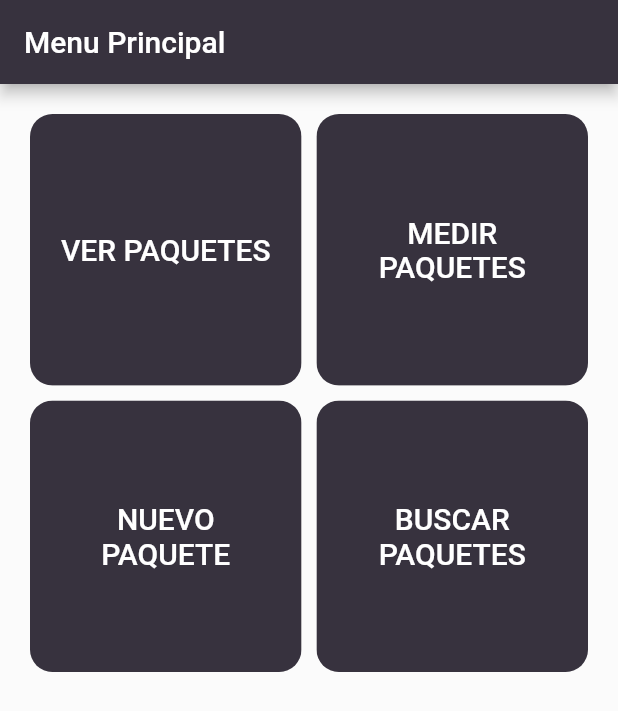
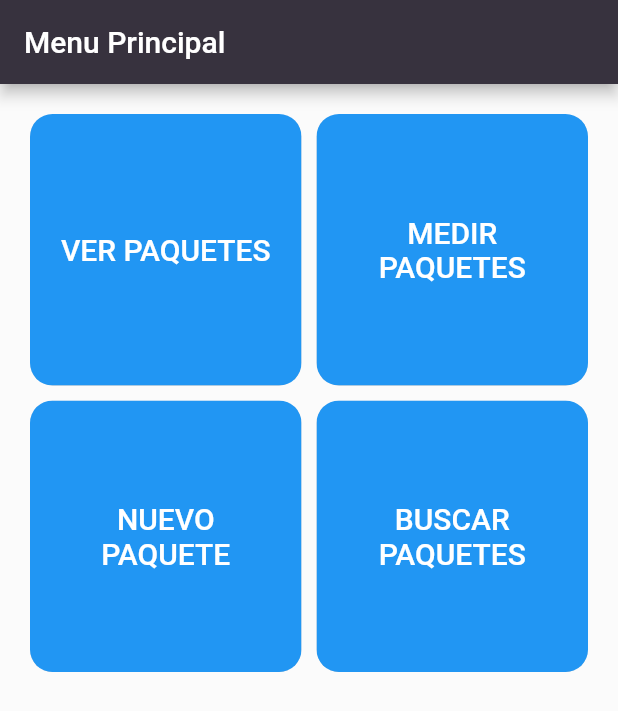
Before and after one commit to Martypose/Flutter_MadEst, a Flutter app: the screen it shows after launch, on a phone screen of 412 x 824 dp. Shown: the top 711 px of the screen. Run offline on Flutter 3.47's test engine with Material 2 defaults, Android fonts, the phone set to English and light mode, and no system bars.

Commit message:
Correcciones botones deprecados

```diff
--- a/lib/DetallesAviso.dart
+++ b/lib/DetallesAviso.dart
@@ -209,7 +209,7 @@ class _DetallesAvisoState extends State<DetallesAviso> {
     String mensaje;
 
     // set up the button
-    Widget okButton = FlatButton(
+    Widget okButton = TextButton(
       child: Text("OK"),
       onPressed: () {
         switch (orden) {
@@ -230,7 +230,7 @@ class _DetallesAvisoState extends State<DetallesAviso> {
         }
       },
     );
-    Widget noButton = FlatButton(
+    Widget noButton = TextButton(
       child: Text("No"),
       onPressed: () {
         Navigator.pop(context);
--- a/lib/DetallesPaquete.dart
+++ b/lib/DetallesPaquete.dart
@@ -146,7 +146,7 @@ class _DetallesPaqueteState extends State<DetallesPaquete> {
     String mensaje;
 
     // set up the button
-    Widget okButton = FlatButton(
+    Widget okButton = TextButton(
       child: Text("OK"),
       onPressed: () {
         switch (orden) {
@@ -169,7 +169,7 @@ class _DetallesPaqueteState extends State<DetallesPaquete> {
         }
       },
     );
-    Widget noButton = FlatButton(
+    Widget noButton =	TextButton(
       child: Text("No"),
       onPressed: () {
         Navigator.pop(context);
--- a/lib/FiltrarPaquetes.dart
+++ b/lib/FiltrarPaquetes.dart
@@ -196,9 +196,7 @@ class _FiltrarPaquetesState extends State<FiltrarPaquetes> {
                   ),
                   Padding(
                     padding: const EdgeInsets.all(8.0),
-                    child: RaisedButton(
-                      textColor: Colors.white,
-                      color: const Color(0xff37323e),
+                    child: ElevatedButton(
                       child: Text('BUSCAR'),
                       onPressed: () {
                         enviarConsulta();
--- a/lib/MenuPrincipal.dart
+++ b/lib/MenuPrincipal.dart
@@ -29,12 +29,10 @@ class MenuPrincipal extends StatelessWidget {
                 children: <Widget>[
                   ClipRRect(
                     borderRadius: BorderRadius.circular(15),
-                    child: RaisedButton(
+                    child: ElevatedButton(
                       child: Text(
                           'VER PAQUETES', textAlign: TextAlign.center,
                           style: TextStyle(fontSize: 20)),
-                      textColor: const Color(0xffffffff),
-                      color: const Color(0xff37323e),
                       onPressed: () {
                         // Navigate to the second screen using a named route.
                         Navigator.push(
@@ -47,9 +45,8 @@ class MenuPrincipal extends StatelessWidget {
                   ),
                   ClipRRect(
                     borderRadius: BorderRadius.circular(15),
-                    child: RaisedButton(
-                      child: Text('MEDIR PAQUETES',textAlign: TextAlign.center,style: TextStyle(fontSize: 20)),textColor: const Color(0xffffffff),
-                      color: const Color(0xff37323e),
+                    child: ElevatedButton(
+                      child: Text('MEDIR PAQUETES',textAlign: TextAlign.center,style: TextStyle(fontSize: 20)),
                       onPressed: () {
                         // Navigate to the second screen using a named route.
                         Navigator.push(
@@ -62,9 +59,8 @@ class MenuPrincipal extends StatelessWidget {
                   ),
                   ClipRRect(
                     borderRadius: BorderRadius.circular(15),
-                    child: RaisedButton(
-                      child: Text('NUEVO PAQUETE',textAlign: TextAlign.center,style: TextStyle(fontSize: 20)),textColor: const Color(0xffffffff),
-                      color: const Color(0xff37323e),
+                    child: ElevatedButton(
+                      child: Text('NUEVO PAQUETE',textAlign: TextAlign.center,style: TextStyle(fontSize: 20)),
                       onPressed: () {
                         // Navigate to the second screen using a named route.
                         Navigator.push(
@@ -77,12 +73,10 @@ class MenuPrincipal extends StatelessWidget {
                   ),
                   ClipRRect(
                     borderRadius: BorderRadius.circular(15),
-                    child: RaisedButton(
+                    child: ElevatedButton(
                       child: Text(
                           'BUSCAR PAQUETES', textAlign: TextAlign.center,
                           style: TextStyle(fontSize: 20)),
-                      textColor: const Color(0xffffffff),
-                      color: const Color(0xff37323e),
                       onPressed: () {
                         // Navigate to the second screen using a named route.
                         Navigator.push(
```
Also changed, not shown: lib/DatosPaqueteMedir.dart (+3 -4 lines), lib/MedicionPaquete.dart (+4 -6 lines), lib/NuevoPaquete.dart (+3 -4 lines), pubspec.lock.
